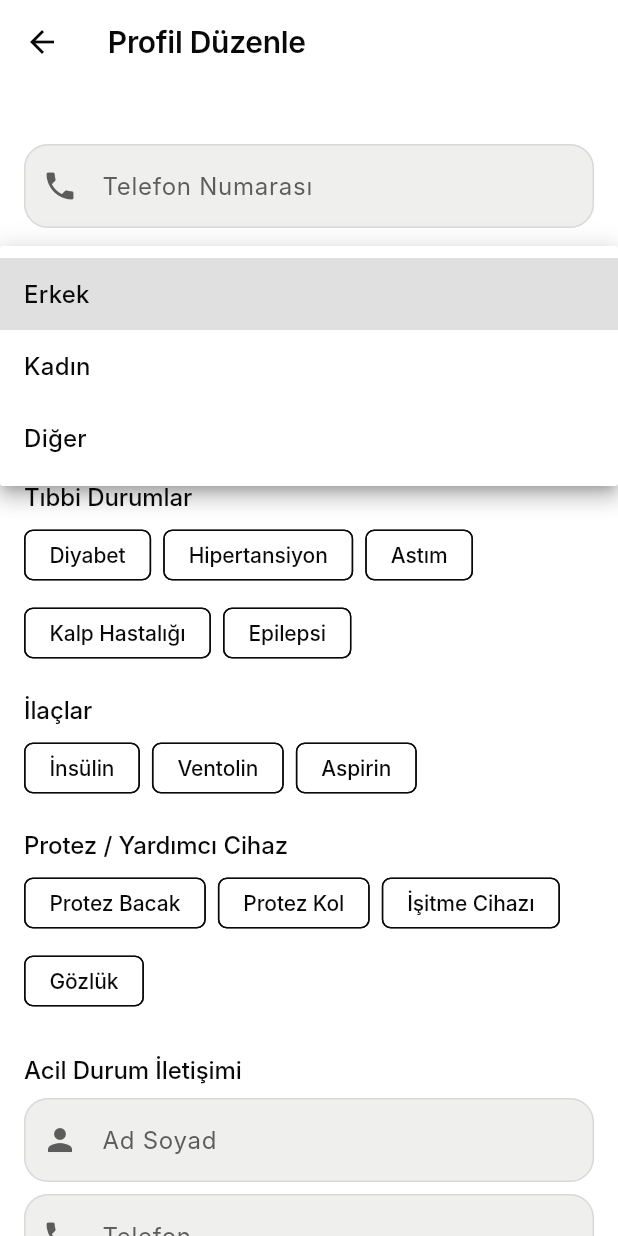
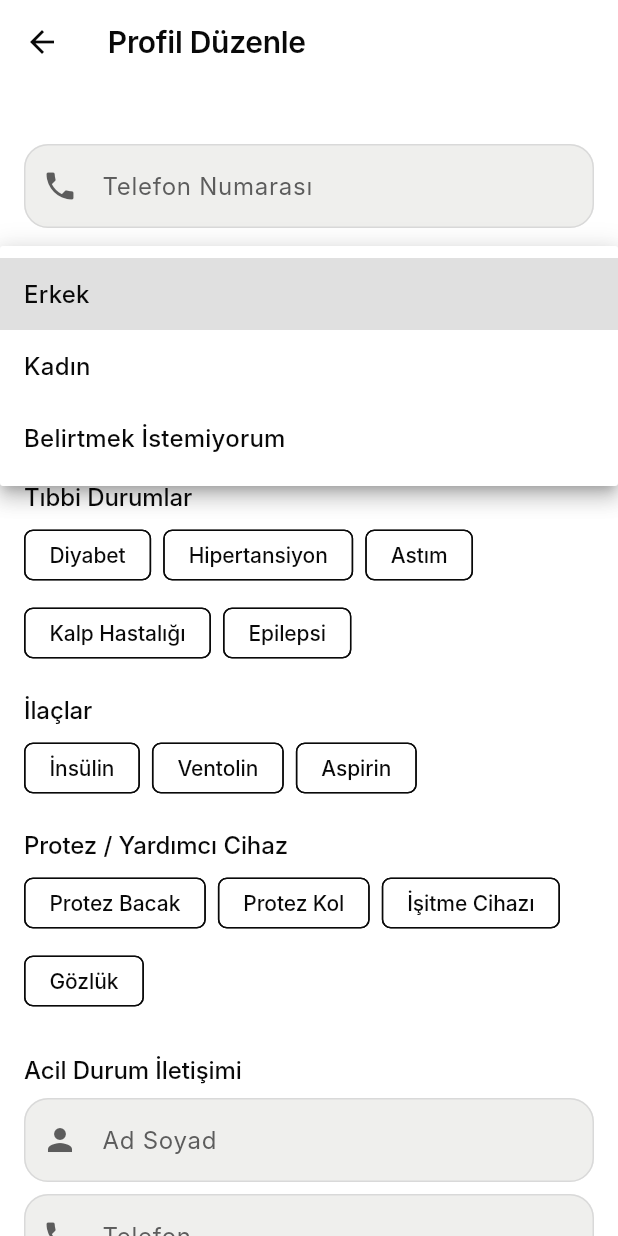
Before and after one commit to hayat-agi/mobile, a Flutter app: the ProfileEditPage screen opened by its route, after a tap on "Cinsiyet", on a phone screen of 412 x 824 dp. Run offline on Flutter 3.47's test engine with Material 3 defaults, Android fonts, the phone set to English and light mode, and no system bars; our stand-ins replace battery_plus, dio, flutter_blue_plus, flutter_local_notifications, flutter_secure_storage, flutter_tts and 8 more; missing offline and left inert: android_id, flutter_foreground_task, screen_brightness, torch_light; accounts and stored records are empty; network calls fail; Roboto replaces fonts that are missing (Inter).

Commit message:
fix(profile): send gender enum key instead of localized label
Profile dropdown was populated from genderOptions (the .values of the
backend's genderLabels map) and submitted whatever string the user
selected, e.g. 'Erkek'. The backend then ran normalizeGender to
reverse-map the label to a key — fragile, and broken outright when
SystemOptions fell back to defaults() because that list contained
'Diğer', which has no counterpart in the backend's GENDER_LABELS.
Picking 'Diğer' (or any non-listed label) tripped the schema enum
validator with 'not a valid enum value for path gender'.

Store the full key→label map on SystemOptions instead. The dropdown
displays the label but holds the key as its value, so saves send the
enum key directly and never depend on backend-side normalization.
defaults() now mirrors the real backend constants verbatim, so an
offline fetch can't introduce labels the server has never heard of.

```diff
--- a/lib/features/settings/profile_edit_page.dart
+++ b/lib/features/settings/profile_edit_page.dart
@@ -193,13 +193,15 @@ class _ProfileEditPageState extends State<ProfileEditPage> {
 
             // Gender dropdown
             DropdownButtonFormField<String>(
-              initialValue: _selectedGender,
+              initialValue: _options.genderLabels.containsKey(_selectedGender)
+                  ? _selectedGender
+                  : null,
               decoration: const InputDecoration(
                 labelText: 'Cinsiyet',
                 prefixIcon: Icon(Icons.wc),
               ),
-              items: _options.genderOptions
-                  .map((g) => DropdownMenuItem(value: g, child: Text(g)))
+              items: _options.genderLabels.entries
+                  .map((e) => DropdownMenuItem(value: e.key, child: Text(e.value)))
                   .toList(),
               onChanged: (v) => setState(() => _selectedGender = v),
             ),
--- a/lib/models/system_options.dart
+++ b/lib/models/system_options.dart
@@ -3,15 +3,22 @@ class SystemOptions {
   final List<String> medicalConditions;
   final List<String> medications;
   final List<String> prosthetics;
-  final List<String> genderOptions;
+
+  // Gender is stored as backend enum key ('male', 'female', ...) and shown to
+  // the user with the matching label ('Erkek', 'Kadın', ...). Keeping the
+  // mapping intact lets the dropdown display labels while sending keys to the
+  // server, which is the value the schema actually validates against.
+  final Map<String, String> genderLabels;
 
   SystemOptions({
     required this.bloodTypes,
     required this.medicalConditions,
     required this.medications,
     required this.prosthetics,
-    required this.genderOptions,
+    required this.genderLabels,
   });
+
+  List<String> get genderKeys => genderLabels.keys.toList();
 
   factory SystemOptions.fromJson(Map<String, dynamic> json) {
     final health = json['healthOptions'] as Map<String, dynamic>? ?? {};
@@ -21,7 +28,7 @@ class SystemOptions {
       medicalConditions: _parseStringList(health['chronicConditions']),
       medications: _parseStringList(health['medications']),
       prosthetics: _parseStringList(health['prostheses']),
-      genderOptions: genderMap.values.map((e) => e.toString()).toList(),
+      genderLabels: genderMap.map((k, v) => MapEntry(k, v.toString())),
     );
   }
 
@@ -31,7 +38,13 @@ class SystemOptions {
       medicalConditions: ['Diyabet', 'Hipertansiyon', 'Astım', 'Kalp Hastalığı', 'Epilepsi'],
       medications: ['İnsülin', 'Ventolin', 'Aspirin'],
       prosthetics: ['Protez Bacak', 'Protez Kol', 'İşitme Cihazı', 'Gözlük'],
-      genderOptions: ['Erkek', 'Kadın', 'Diğer'],
+      // Must mirror backend GENDER_LABELS exactly — sending a label that
+      // doesn't reverse-map to a key trips the schema enum validator.
+      genderLabels: {
+        'male': 'Erkek',
+        'female': 'Kadın',
+        'prefer_not_to_say': 'Belirtmek İstemiyorum',
+      },
     );
   }
 
```
